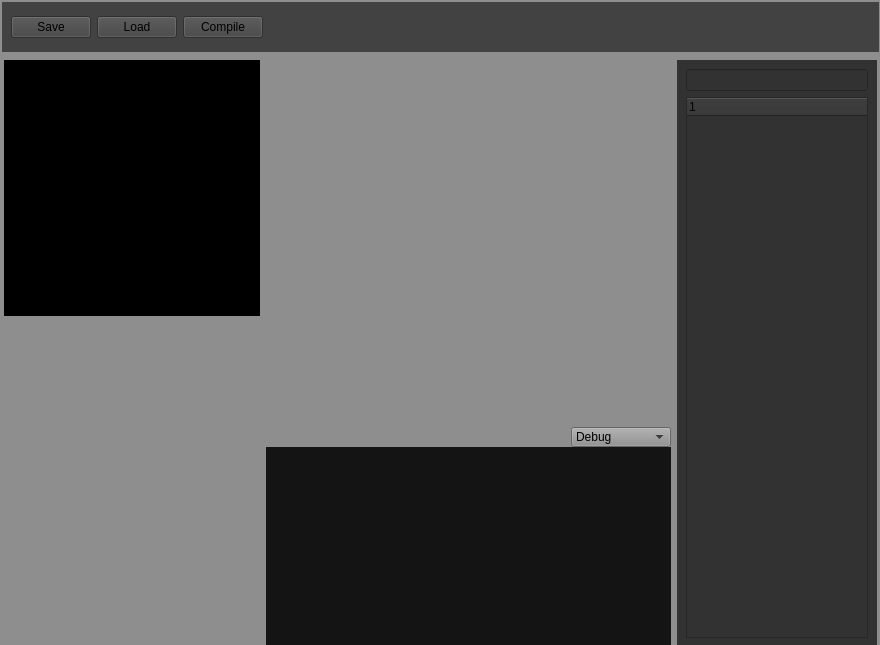
This is source/qt/Window.ui in SylvainDeker/Shader-Graph as Qt 5 draws it before an edit. The edited form follows.
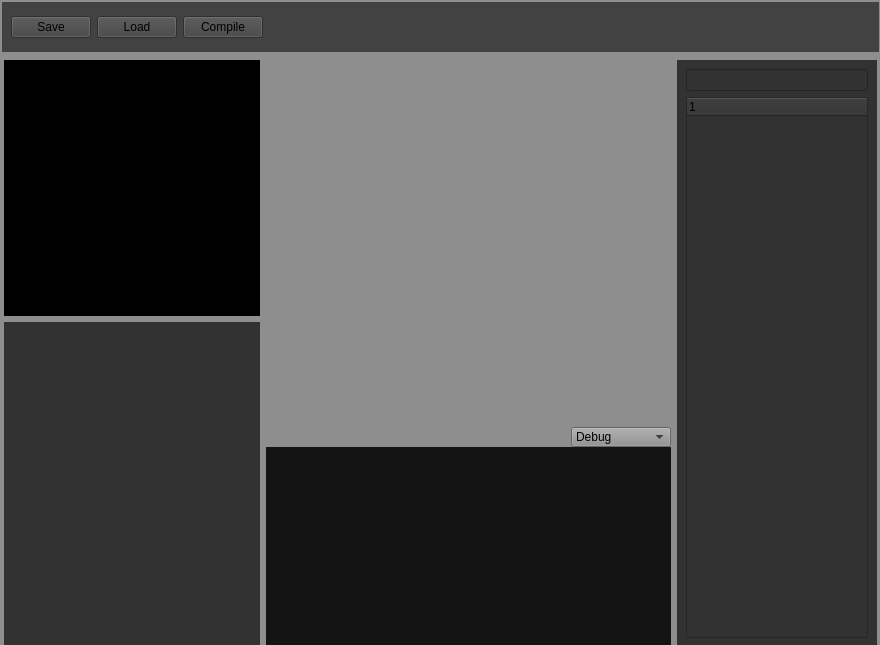
This is the edited form. Custom widgets are drawn as their Qt base class.

The edit to the form file:
```diff
--- a/source/qt/Window.ui
+++ b/source/qt/Window.ui
@@ -159,7 +159,20 @@
          </widget>
         </item>
         <item>
-         <layout class="QVBoxLayout" name="layoutdetails"/>
+         <widget class="QWidget" name="widgetDetails" native="true">
+          <property name="minimumSize">
+           <size>
+            <width>0</width>
+            <height>100</height>
+           </size>
+          </property>
+          <property name="styleSheet">
+           <string notr="true">background-color: rgb(50, 50, 50);
+</string>
+          </property>
+          <layout class="QVBoxLayout" name="layoutdetails">
+           <item>
+            <layout class="QVBoxLayout" name="layoutDetails"/>
         </item>
         <item>
          <spacer name="verticalSpacer">
@@ -175,6 +188,9 @@
          </spacer>
         </item>
        </layout>
+         </widget>
+        </item>
+       </layout>
       </item>
       <item>
        <layout class="QVBoxLayout" name="centralLayout">
```
Left out of the diff: 18 changed lines with no effect on the pictures. Lines whose indentation alone changed are shown as unchanged.
